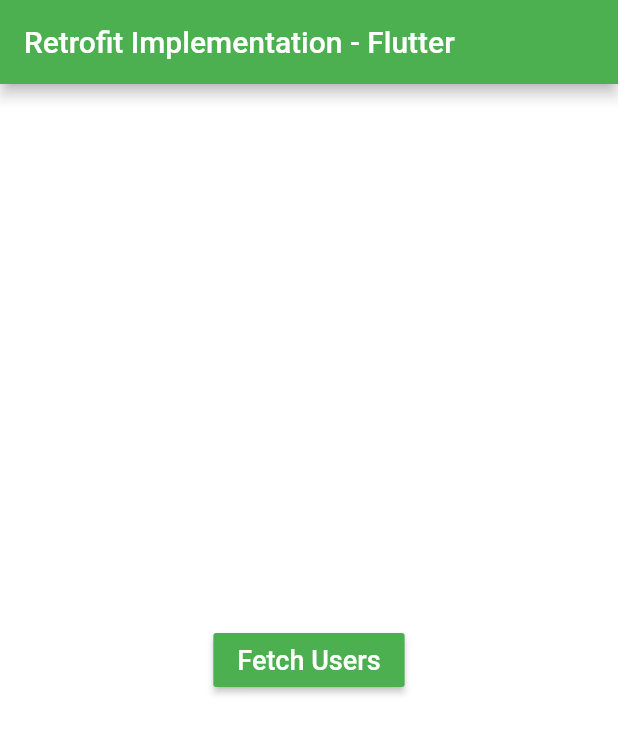
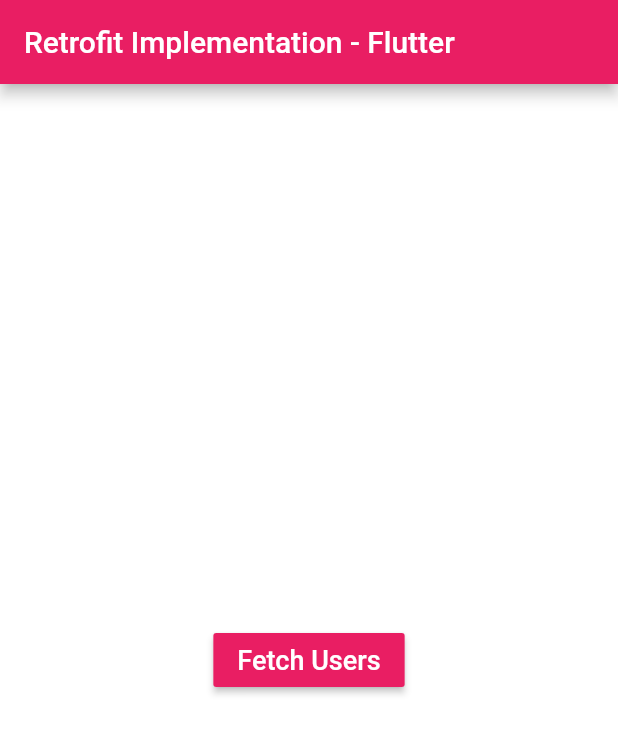
Before and after one commit to NishaJain24/Retrofit_Flutter, a Flutter app: the screen it shows after launch, on a phone screen of 412 x 824 dp. Shown: the top 734 px of the screen. Run offline on Flutter 3.47's test engine with Material 2 defaults, Android fonts, the phone set to English and light mode, and no system bars; our stand-ins replace dio, retrofit; generated files the repository leaves out were written again.

Commit message:
Ui change

```diff
--- a/lib/main.dart
+++ b/lib/main.dart
@@ -13,9 +13,10 @@ class MyApp extends StatelessWidget {
   Widget build(BuildContext context) {
     return MaterialApp(
       title: 'Flutter Demo',
+      debugShowCheckedModeBanner: false,
       theme: ThemeData(
 
-        primarySwatch: Colors.green,
+        primarySwatch: Colors.pink,
 
         visualDensity: VisualDensity.adaptivePlatformDensity,
       ),
@@ -42,7 +43,7 @@ class _HomeState extends State<Home> {
         title: Text("Retrofit Implementation - Flutter"),
       ),
       body: pressed ? _buildBody(context):Center(
-        child: RaisedButton(child: Text("Fetch Users",style: TextStyle(color: Colors.white,fontSize: 18),),color: Colors.green,
+        child: RaisedButton(child: Text("Fetch Users",style: TextStyle(color: Colors.white,fontSize: 18),),color: Colors.pink,
             onPressed: () => {setState(() {
               pressed = true;
 
@@ -87,7 +88,7 @@ Widget _buildPosts(BuildContext context, ResponseData posts) {
       return Card(
         child: ListTile(
 
-          leading: Icon(Icons.account_box,color: Colors.green,size: 50,),
+          leading: Icon(Icons.person_pin,color: Colors.pink,size: 50,),
           title: Text(posts.data[index]['name'],style: TextStyle(fontSize: 20),),
           subtitle: Text(posts.data[index]['email']),
         ),
```
